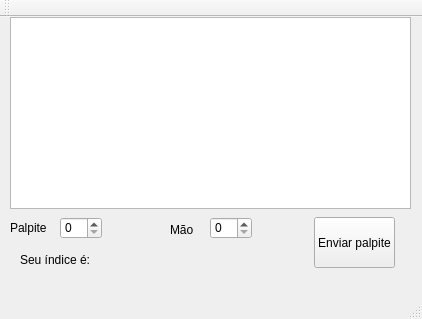
Before: the Qt Designer form JogoDoPalito/mainwindow.ui in pedrocruz/JogoDoPalito, drawn with Qt 5.
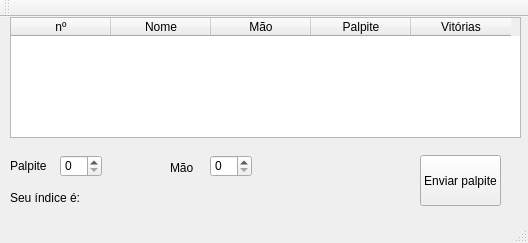
After: the same form once the commit is applied.

```diff
--- a/JogoDoPalito/mainwindow.ui
+++ b/JogoDoPalito/mainwindow.ui
@@ -6,8 +6,8 @@
    <rect>
     <x>0</x>
     <y>0</y>
-    <width>422</width>
-    <height>319</height>
+    <width>528</width>
+    <height>243</height>
    </rect>
   </property>
   <property name="windowTitle">
@@ -17,8 +17,8 @@
    <widget class="QPushButton" name="guessPushButton">
     <property name="geometry">
      <rect>
-      <x>314</x>
-      <y>200</y>
+      <x>420</x>
+      <y>138</y>
       <width>81</width>
       <height>51</height>
      </rect>
@@ -31,7 +31,7 @@
     <property name="geometry">
      <rect>
       <x>10</x>
-      <y>200</y>
+      <y>138</y>
       <width>121</width>
       <height>21</height>
      </rect>
@@ -44,7 +44,7 @@
     <property name="geometry">
      <rect>
       <x>60</x>
-      <y>200</y>
+      <y>138</y>
       <width>42</width>
       <height>22</height>
      </rect>
@@ -54,7 +54,7 @@
     <property name="geometry">
      <rect>
       <x>170</x>
-      <y>203</y>
+      <y>141</y>
       <width>46</width>
       <height>20</height>
      </rect>
@@ -67,17 +67,20 @@
     <property name="geometry">
      <rect>
       <x>210</x>
-      <y>200</y>
+      <y>138</y>
       <width>42</width>
       <height>22</height>
      </rect>
     </property>
+    <property name="maximum">
+     <number>3</number>
+    </property>
    </widget>
    <widget class="QLabel" name="indexLabel">
     <property name="geometry">
      <rect>
-      <x>20</x>
-      <y>232</y>
+      <x>10</x>
+      <y>170</y>
       <width>111</width>
       <height>21</height>
      </rect>
@@ -86,15 +89,43 @@
      <string>Seu índice é:</string>
     </property>
    </widget>
-   <widget class="QTableView" name="tableView">
+   <widget class="QTableWidget" name="playersTableWidget">
     <property name="geometry">
      <rect>
       <x>10</x>
       <y>0</y>
-      <width>401</width>
-      <height>192</height>
+      <width>511</width>
+      <height>121</height>
      </rect>
     </property>
+    <property name="columnCount">
+     <number>5</number>
+    </property>
+    <column>
+     <property name="text">
+      <string>nº</string>
+     </property>
+    </column>
+    <column>
+     <property name="text">
+      <string>Nome</string>
+     </property>
+    </column>
+    <column>
+     <property name="text">
+      <string>Mão</string>
+     </property>
+    </column>
+    <column>
+     <property name="text">
+      <string>Palpite</string>
+     </property>
+    </column>
+    <column>
+     <property name="text">
+      <string>Vitórias</string>
+     </property>
+    </column>
    </widget>
   </widget>
   <widget class="QMenuBar" name="menuBar">
```
Left out of the diff: 2 changed lines with no effect on the pictures.
